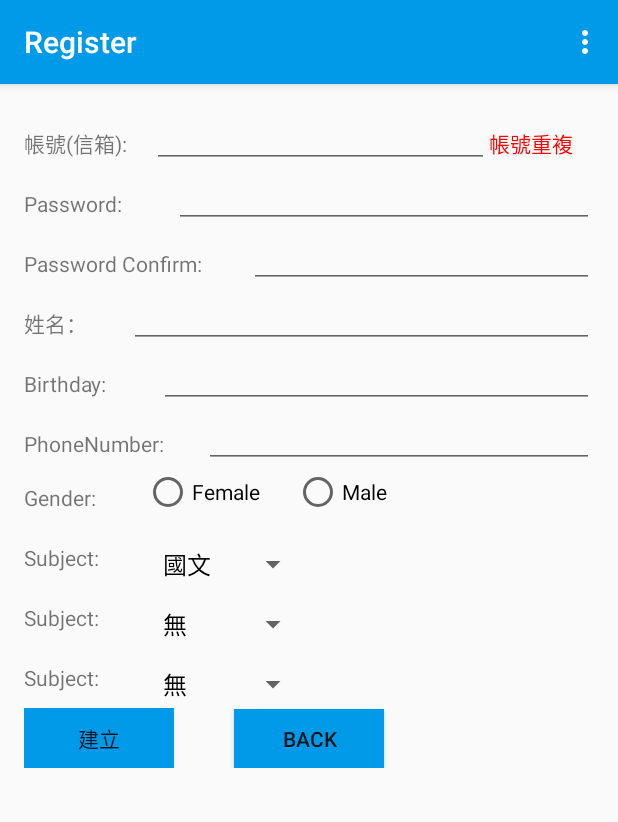
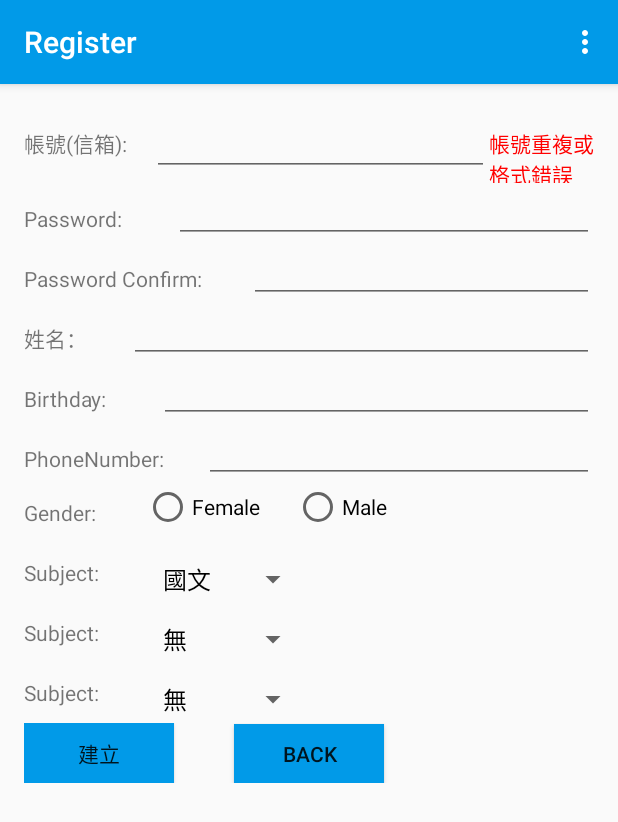
Before and after one commit to a9015633256/ProjectCP101005, an Android app: the screen it shows after launch (MainActivity), after a tap on "REGISTER", on a phone screen of 412 x 824 dp. Shown: the top 822 px of the screen. Run offline under Robolectric (Android 15) with nearby library versions, the phone set to English and light mode, and no system bars.

Commit message:
註冊帳號重複格式判斷

```diff
--- a/app/src/main/res/layout/fragment_teacher_register.xml
+++ b/app/src/main/res/layout/fragment_teacher_register.xml
@@ -9,7 +9,7 @@
 
     <LinearLayout
         android:layout_width="match_parent"
-        android:layout_height="40dp"
+        android:layout_height="50dp"
         android:orientation="horizontal">
 
         <TextView
@@ -30,7 +30,7 @@
             android:clickable="true"
             android:layout_width="70dp"
             android:layout_height="wrap_content"
-            android:text="帳號重複"
+            android:text="帳號重複或格式錯誤"
             android:textColor="#FF0000"/>
 
     </LinearLayout>
@@ -42,6 +42,7 @@
         android:orientation="horizontal">
 
         <TextView
+            android:id="@+id/password"
             android:layout_width="100dp"
             android:layout_height="wrap_content"
             android:layout_weight="1"
```
Also changed, not shown: app/src/main/java/com/example/yangwensing/myapplication/login/RegisterFragment.java (+17 -5 lines).
